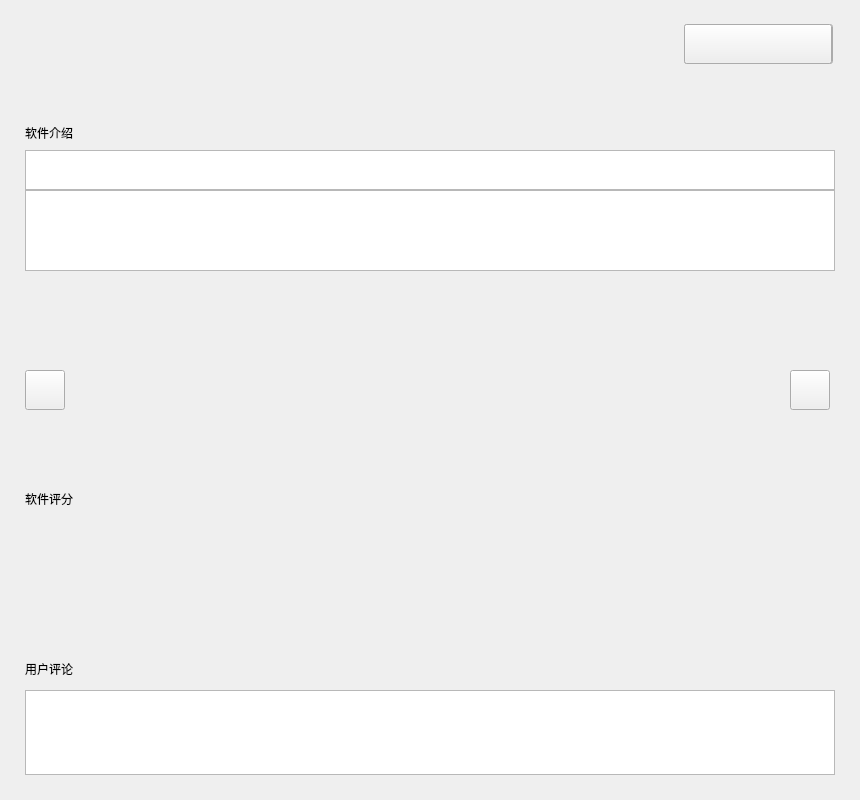
First picture: the form in ui/detailw.ui, repository UbuntuKylin/kylin-software-center, before the edit.
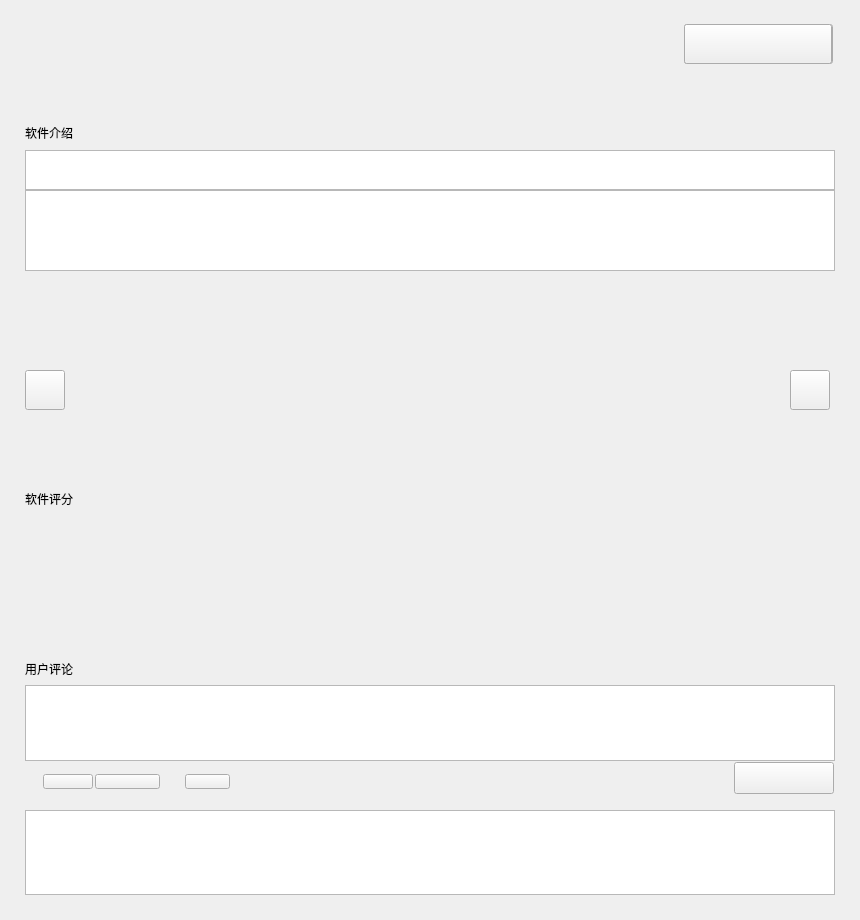
Second picture: the form after the edit.

Commit message: modify details model

```diff
--- a/ui/detailw.ui
+++ b/ui/detailw.ui
@@ -7,7 +7,7 @@
     <x>0</x>
     <y>0</y>
     <width>860</width>
-    <height>800</height>
+    <height>920</height>
    </rect>
   </property>
   <property name="windowTitle">
@@ -131,7 +131,7 @@
    <property name="geometry">
     <rect>
      <x>25</x>
-     <y>690</y>
+     <y>810</y>
      <width>810</width>
      <height>85</height>
     </rect>
@@ -455,6 +455,150 @@
     </property>
    </widget>
   </widget>
+  <widget class="QWidget" name="homeMsgWidget" native="true">
+   <property name="geometry">
+    <rect>
+     <x>25</x>
+     <y>760</y>
+     <width>500</width>
+     <height>44</height>
+    </rect>
+   </property>
+   <widget class="QWidget" name="afterLoginWidget" native="true">
+    <property name="geometry">
+     <rect>
+      <x>0</x>
+      <y>0</y>
+      <width>260</width>
+      <height>44</height>
+     </rect>
+    </property>
+    <widget class="QLabel" name="userLogoafter">
+     <property name="geometry">
+      <rect>
+       <x>0</x>
+       <y>14</y>
+       <width>16</width>
+       <height>16</height>
+      </rect>
+     </property>
+     <property name="text">
+      <string/>
+     </property>
+    </widget>
+    <widget class="QLabel" name="welcometext">
+     <property name="geometry">
+      <rect>
+       <x>18</x>
+       <y>14</y>
+       <width>50</width>
+       <height>15</height>
+      </rect>
+     </property>
+     <property name="text">
+      <string/>
+     </property>
+    </widget>
+    <widget class="QLabel" name="username">
+     <property name="geometry">
+      <rect>
+       <x>70</x>
+       <y>14</y>
+       <width>80</width>
+       <height>16</height>
+      </rect>
+     </property>
+     <property name="text">
+      <string/>
+     </property>
+    </widget>
+    <widget class="QPushButton" name="btnLogout">
+     <property name="geometry">
+      <rect>
+       <x>160</x>
+       <y>14</y>
+       <width>45</width>
+       <height>15</height>
+      </rect>
+     </property>
+     <property name="text">
+      <string/>
+     </property>
+    </widget>
+   </widget>
+   <widget class="QWidget" name="beforeLoginWidget" native="true">
+    <property name="geometry">
+     <rect>
+      <x>0</x>
+      <y>0</y>
+      <width>260</width>
+      <height>44</height>
+     </rect>
+    </property>
+    <widget class="QLabel" name="userLogo">
+     <property name="geometry">
+      <rect>
+       <x>0</x>
+       <y>14</y>
+       <width>16</width>
+       <height>16</height>
+      </rect>
+     </property>
+     <property name="text">
+      <string/>
+     </property>
+    </widget>
+    <widget class="QPushButton" name="btnLogin">
+     <property name="geometry">
+      <rect>
+       <x>18</x>
+       <y>14</y>
+       <width>50</width>
+       <height>15</height>
+      </rect>
+     </property>
+     <property name="text">
+      <string/>
+     </property>
+    </widget>
+    <widget class="QPushButton" name="btnReg">
+     <property name="geometry">
+      <rect>
+       <x>70</x>
+       <y>14</y>
+       <width>65</width>
+       <height>15</height>
+      </rect>
+     </property>
+     <property name="text">
+      <string/>
+     </property>
+    </widget>
+   </widget>
+  </widget>
+  <widget class="QTextEdit" name="reviewText">
+   <property name="geometry">
+    <rect>
+     <x>25</x>
+     <y>685</y>
+     <width>810</width>
+     <height>76</height>
+    </rect>
+   </property>
+  </widget>
+  <widget class="QPushButton" name="bntSubmit">
+   <property name="geometry">
+    <rect>
+     <x>734</x>
+     <y>762</y>
+     <width>100</width>
+     <height>32</height>
+    </rect>
+   </property>
+   <property name="text">
+    <string/>
+   </property>
+  </widget>
   <zorder>splitText2</zorder>
   <zorder>iconBG</zorder>
   <zorder>status</zorder>
```
Left out of the diff: 3 changed lines with no effect on the pictures. The commit also changes 2 other files.
